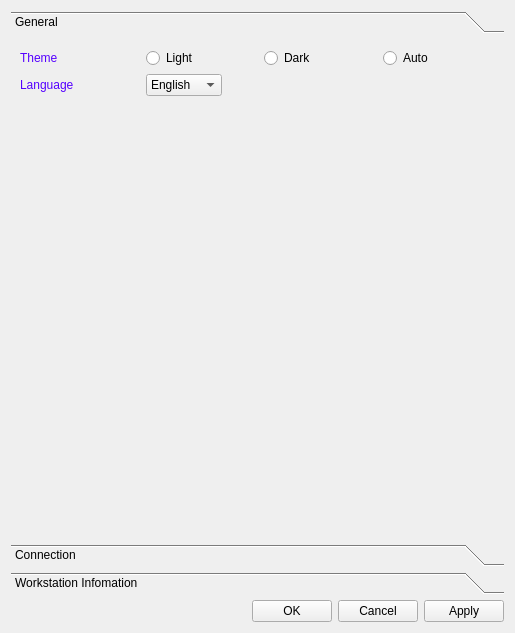
Above: src/app/settings.ui from Sanlo/bosch-mes-connector before the change. Below: the same form after it.
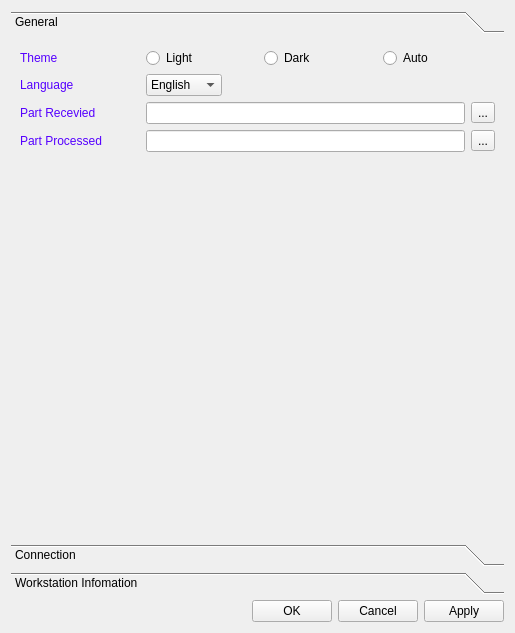
That is the form after the change. The open tabs and pages were chosen to show the change. Icons and pictures are not drawn.

What changed in the file:
```diff
--- a/src/app/settings.ui
+++ b/src/app/settings.ui
@@ -135,6 +135,72 @@
         </layout>
        </item>
        <item row="2" column="0">
+        <layout class="QHBoxLayout" name="horizontalLayout_11">
+         <item>
+          <widget class="QLabel" name="label_16">
+           <property name="minimumSize">
+            <size>
+             <width>120</width>
+             <height>0</height>
+            </size>
+           </property>
+           <property name="styleSheet">
+            <string notr="true">color: rgb(85, 0, 255);</string>
+           </property>
+           <property name="text">
+            <string>Part Recevied</string>
+           </property>
+           <property name="buddy">
+            <cstring>edit_path_recevied</cstring>
+           </property>
+          </widget>
+         </item>
+         <item>
+          <widget class="QLineEdit" name="edit_path_recevied"/>
+         </item>
+         <item>
+          <widget class="QToolButton" name="toolBtn_received">
+           <property name="text">
+            <string>...</string>
+           </property>
+          </widget>
+         </item>
+        </layout>
+       </item>
+       <item row="3" column="0">
+        <layout class="QHBoxLayout" name="horizontalLayout_12">
+         <item>
+          <widget class="QLabel" name="label_17">
+           <property name="minimumSize">
+            <size>
+             <width>120</width>
+             <height>0</height>
+            </size>
+           </property>
+           <property name="styleSheet">
+            <string notr="true">color: rgb(85, 0, 255);</string>
+           </property>
+           <property name="text">
+            <string>Part Processed</string>
+           </property>
+           <property name="buddy">
+            <cstring>edit_path_processed</cstring>
+           </property>
+          </widget>
+         </item>
+         <item>
+          <widget class="QLineEdit" name="edit_path_processed"/>
+         </item>
+         <item>
+          <widget class="QToolButton" name="toolBtn_prcessed">
+           <property name="text">
+            <string>...</string>
+           </property>
+          </widget>
+         </item>
+        </layout>
+       </item>
+       <item row="4" column="0">
         <spacer name="verticalSpacer_3">
          <property name="orientation">
           <enum>Qt::Orientation::Vertical</enum>
```
Left out of the diff: 171 changed lines with no effect on the pictures.
